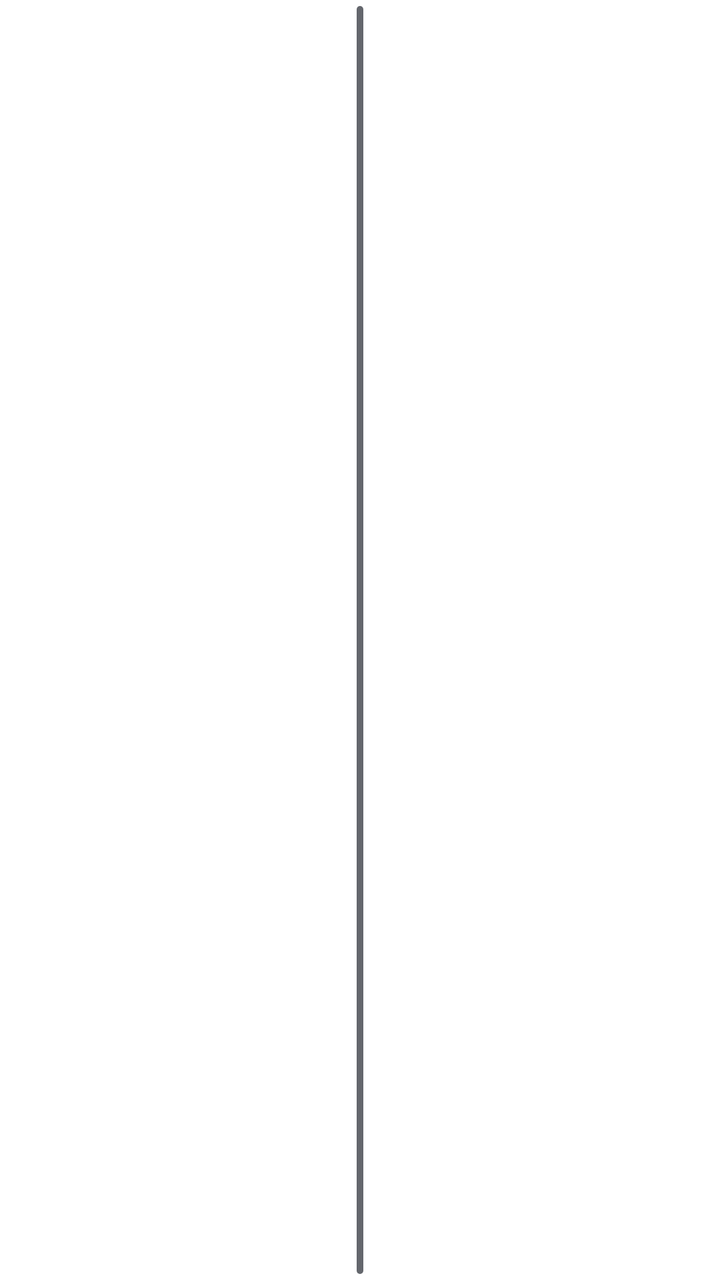
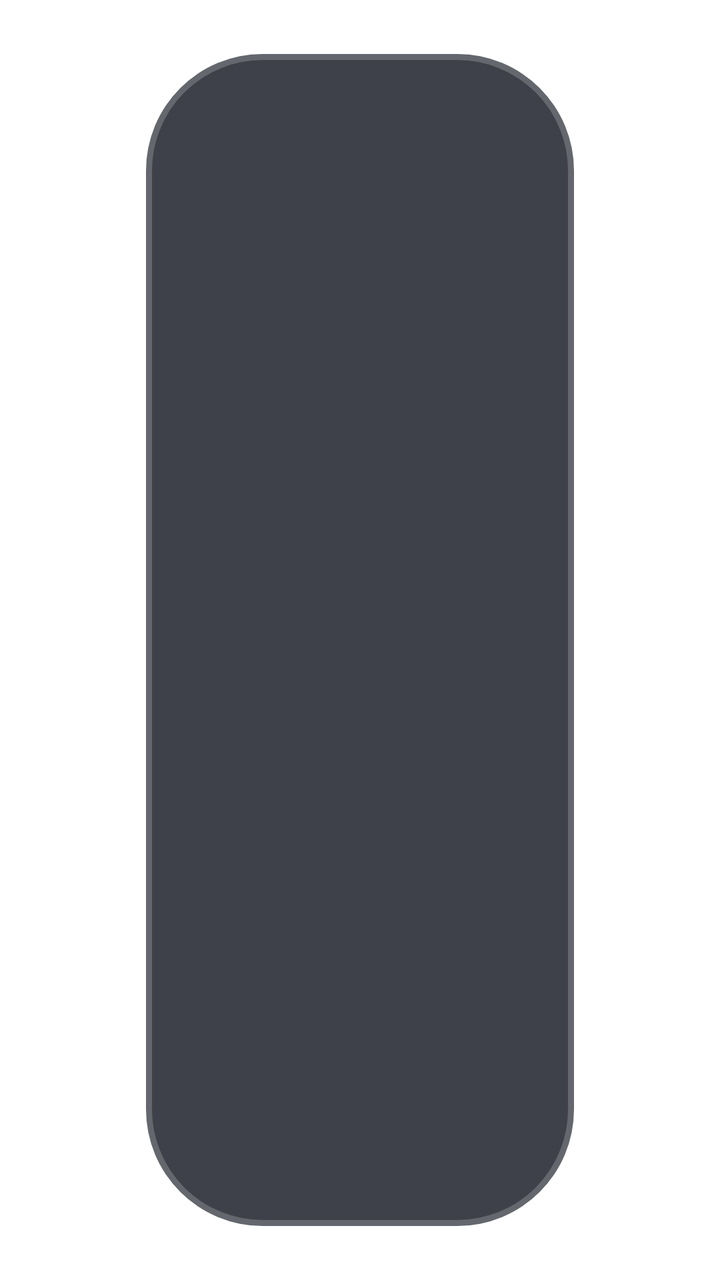

An Android layout rendered at two revisions. The XML below is the earlier revision; the diff shows what the commit changed to produce the second picture.
<!-- AndroidManifest.xml: application theme AppTheme.NoActionBar -->
<!-- res/layout/dialog_confirm.xml -->
<?xml version="1.0" encoding="utf-8"?>
<FrameLayout xmlns:android="http://schemas.android.com/apk/res/android"
    xmlns:app="http://schemas.android.com/apk/res-auto"
    xmlns:tools="http://schemas.android.com/tools"
    android:layout_width="match_parent"
    android:layout_height="match_parent">

    <LinearLayout
        android:layout_width="match_parent"
        android:layout_height="wrap_content"
        android:layout_gravity="center"
        android:layout_marginLeft="@dimen/vs_30"
        android:layout_marginRight="@dimen/vs_30"
        android:background="@drawable/shape_danmu_setting_bg"
        android:gravity="center"
        android:orientation="vertical"
        android:paddingLeft="@dimen/vs_30"
        android:paddingTop="@dimen/vs_20"
        android:paddingRight="@dimen/vs_30"
        android:paddingBottom="@dimen/vs_20">

        <TextView
            android:id="@+id/confirmation"
            android:layout_width="wrap_content"
            android:layout_height="wrap_content"
            android:layout_marginBottom="@dimen/vs_10"
            android:gravity="center"
            android:lineSpacingMultiplier="0"            
            android:singleLine="true"
            android:textColor="@color/dialog_text_primary"
            android:textSize="@dimen/ts_26"
            android:textStyle="bold"
            android:text="确定全部删除 ?" />

        <TableRow
            android:layout_width="match_parent"
            android:layout_height="wrap_content">

        <TextView
            android:id="@+id/btnConfirm"
            android:layout_width="@dimen/vs_50"
            android:layout_height="@dimen/vs_50"
            android:layout_margin="@dimen/vs_10"
            android:layout_gravity="center"
            android:layout_weight="1"
            android:background="@drawable/button_danmu_setting"
            android:clickable="true"
            android:focusable="true"
            android:gravity="center"
            android:maxLines="1"
            android:shadowColor="@color/color_000000_60"
            android:shadowDx="0"
            android:shadowDy="0"
            android:shadowRadius="5"
            android:text="是"
            android:textColor="@color/dialog_text_primary"
            android:textColorHint="@color/dialog_text_hint"
            android:textSize="@dimen/ts_22" />

        <TextView
            android:id="@+id/btnCancel"
            android:layout_width="@dimen/vs_50"
            android:layout_height="@dimen/vs_50"
            android:layout_margin="@dimen/vs_10"
            android:layout_gravity="center"
            android:layout_weight="1"
            android:background="@drawable/button_danmu_setting"
            android:clickable="true"
            android:focusable="true"
            android:gravity="center"
            android:maxLines="1"
            android:shadowColor="@color/color_000000_60"
            android:shadowDx="0"
            android:shadowDy="0"
            android:shadowRadius="5"
            android:text="否"
            android:textColor="@color/dialog_text_primary"
            android:textColorHint="@color/dialog_text_hint"
            android:textSize="@dimen/ts_22" />

        </TableRow>
    </LinearLayout>
</FrameLayout>
<!-- resources referenced by this layout -->
<resources>
  <color name="color_000000_60">#99000000</color>
  <color name="dialog_text_hint">#80FFFFFF</color>
  <color name="dialog_text_primary">#FFFFFFFF</color>
  <dimen name="ts_22">15mm</dimen>
  <dimen name="ts_26">17mm</dimen>
  <dimen name="vs_10">10mm</dimen>
  <dimen name="vs_20">20mm</dimen>
  <dimen name="vs_30">30mm</dimen>
  <dimen name="vs_50">50mm</dimen>
  <!-- drawable button_danmu_setting (drawable) -->
  <?xml version="1.0" encoding="utf-8"?>
  <selector xmlns:android="http://schemas.android.com/apk/res/android">
      <item android:state_focused="true">
          <shape>
              <corners android:radius="@dimen/vs_6" />
              <solid android:color="@color/dialog_control_bg_focused" />
              <stroke
                  android:width="@dimen/vs_1"
                  android:color="@color/dialog_control_stroke_focused" />
          </shape>
      </item>
      <item>
          <shape>
              <corners android:radius="@dimen/vs_6" />
              <solid android:color="@color/dialog_control_bg" />
              <stroke
                  android:width="@dimen/vs_1"
                  android:color="@color/dialog_control_stroke" />
          </shape>
      </item>
  </selector>
  <!-- drawable shape_danmu_setting_bg (drawable) -->
  <?xml version="1.0" encoding="utf-8"?>
  <shape xmlns:android="http://schemas.android.com/apk/res/android">
      <corners android:radius="@dimen/vs_10" />
      <solid android:color="@color/dialog_panel_bg" />
      <stroke
          android:width="@dimen/vs_1"
          android:color="@color/dialog_panel_stroke" />
  </shape>
  <style name="AppTheme.NoActionBar" parent="AppTheme">
          <item name="android:windowActionBar">false</item>
          <item name="android:windowNoTitle">true</item>
          <item name="windowActionBar">false</item>
          <item name="android:windowFullscreen">false</item>//手机版：默认保留状态栏，全屏页面运行时再隐藏
          <item name="android:windowContentOverlay">@null</item>//是否有遮盖
          <item name="windowNoTitle">true</item>
          <item name="android:keepScreenOn">true</item>
          
          <item name="android:windowBackground">@android:color/transparent</item>
          
          <item name="android:statusBarColor">@android:color/transparent</item>
          <item name="android:windowDrawsSystemBarBackgrounds">true</item>
      </style>
  <dimen name="vs_6">6mm</dimen>
  <color name="dialog_control_bg_focused">#CC1890FF</color>
  <dimen name="vs_1">1mm</dimen>
  <color name="dialog_control_stroke_focused">#CC02F8E1</color>
  <color name="dialog_control_bg">#80353744</color>
  <color name="dialog_control_stroke">#22FFFFFF</color>
  <color name="dialog_panel_bg">#D91D202A</color>
  <color name="dialog_panel_stroke">#33FFFFFF</color>
  <style name="AppTheme" parent="Theme.AppCompat.Light.DarkActionBar">
          
          <item name="colorPrimary">@color/color_6200EE</item>
          <item name="colorPrimaryDark">@color/color_3700B3</item>
          <item name="colorAccent">@color/color_03DAC5</item>
      </style>
  <color name="color_6200EE">#6200EE</color>
  <color name="color_3700B3">#3700B3</color>
  <color name="color_03DAC5">#03DAC5</color>
</resources>

<!-- the commit's change to res/layout/dialog_confirm.xml (unified diff, before → after) -->
@@ -9,15 +9,15 @@
         android:layout_width="match_parent"
         android:layout_height="wrap_content"
         android:layout_gravity="center"
-        android:layout_marginLeft="@dimen/vs_30"
-        android:layout_marginRight="@dimen/vs_30"
+        android:layout_marginLeft="@dimen/vs_12"
+        android:layout_marginRight="@dimen/vs_12"
         android:background="@drawable/shape_danmu_setting_bg"
         android:gravity="center"
         android:orientation="vertical"
-        android:paddingLeft="@dimen/vs_30"
-        android:paddingTop="@dimen/vs_20"
-        android:paddingRight="@dimen/vs_30"
-        android:paddingBottom="@dimen/vs_20">
+        android:paddingLeft="@dimen/vs_16"
+        android:paddingTop="@dimen/vs_12"
+        android:paddingRight="@dimen/vs_16"
+        android:paddingBottom="@dimen/vs_12">
 
         <TextView
             android:id="@+id/confirmation"
@@ -28,7 +28,7 @@
             android:lineSpacingMultiplier="0"            
             android:singleLine="true"
             android:textColor="@color/dialog_text_primary"
-            android:textSize="@dimen/ts_26"
+            android:textSize="@dimen/ts_16"
             android:textStyle="bold"
             android:text="确定全部删除 ?" />
 
@@ -39,7 +39,7 @@
         <TextView
             android:id="@+id/btnConfirm"
             android:layout_width="@dimen/vs_50"
-            android:layout_height="@dimen/vs_50"
+            android:layout_height="@dimen/vs_30"
             android:layout_margin="@dimen/vs_10"
             android:layout_gravity="center"
             android:layout_weight="1"
@@ -55,12 +55,12 @@
             android:text="是"
             android:textColor="@color/dialog_text_primary"
             android:textColorHint="@color/dialog_text_hint"
-            android:textSize="@dimen/ts_22" />
+            android:textSize="@dimen/ts_14" />
 
         <TextView
             android:id="@+id/btnCancel"
             android:layout_width="@dimen/vs_50"
-            android:layout_height="@dimen/vs_50"
+            android:layout_height="@dimen/vs_30"
             android:layout_margin="@dimen/vs_10"
             android:layout_gravity="center"
             android:layout_weight="1"
@@ -76,7 +76,7 @@
             android:text="否"
             android:textColor="@color/dialog_text_primary"
             android:textColorHint="@color/dialog_text_hint"
-            android:textSize="@dimen/ts_22" />
+            android:textSize="@dimen/ts_14" />
 
         </TableRow>
     </LinearLayout>
<!-- resource entries referenced after the edit -->
@@ -3,10 +3,11 @@
   <color name="color_000000_60">#99000000</color>
   <color name="dialog_text_hint">#80FFFFFF</color>
   <color name="dialog_text_primary">#FFFFFFFF</color>
-  <dimen name="ts_22">15mm</dimen>
-  <dimen name="ts_26">17mm</dimen>
+  <dimen name="ts_14">12mm</dimen>
+  <dimen name="ts_16">12mm</dimen>
   <dimen name="vs_10">10mm</dimen>
-  <dimen name="vs_20">20mm</dimen>
+  <dimen name="vs_12">12mm</dimen>
+  <dimen name="vs_16">16mm</dimen>
   <dimen name="vs_30">30mm</dimen>
   <dimen name="vs_50">50mm</dimen>
   <!-- drawable button_danmu_setting (drawable) -->
